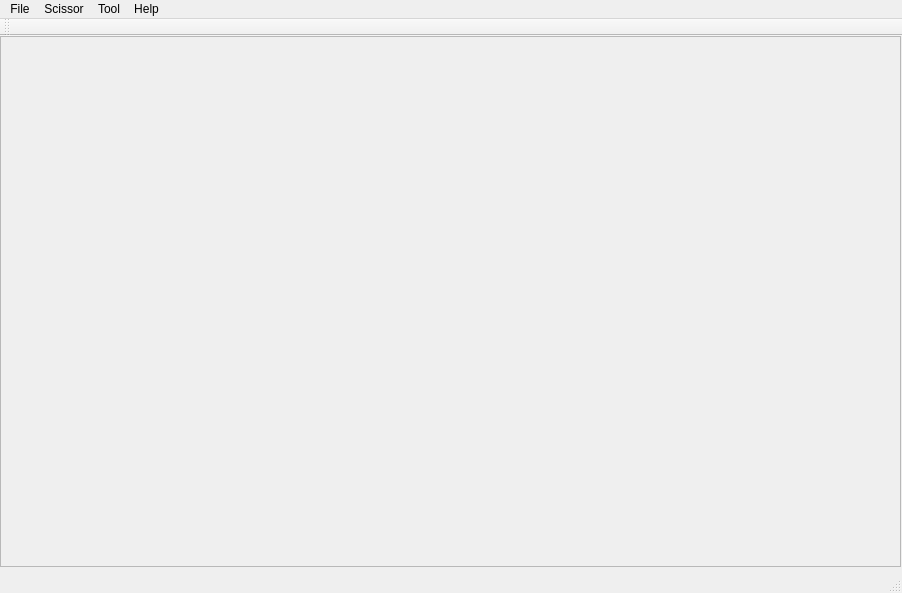
First picture: the form in iScissor/Scissor/mainwindow.ui, repository Constannnnnt/COMP5421_Computer-Vision, before the edit.
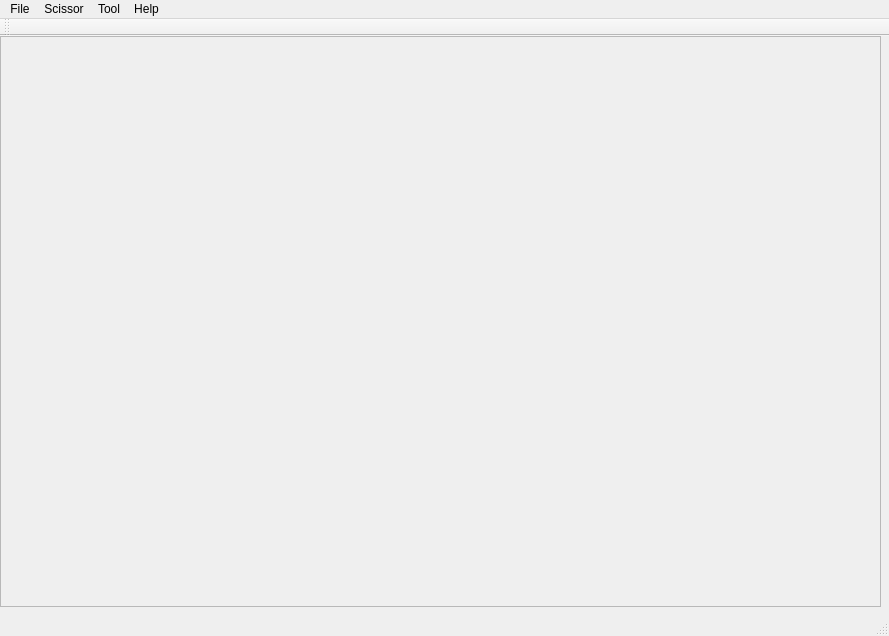
Second picture: the form after the edit.

Patch:
```diff
--- a/iScissor/Scissor/mainwindow.ui
+++ b/iScissor/Scissor/mainwindow.ui
@@ -6,8 +6,8 @@
    <rect>
     <x>0</x>
     <y>0</y>
-    <width>902</width>
-    <height>593</height>
+    <width>889</width>
+    <height>636</height>
    </rect>
   </property>
   <property name="windowTitle">
@@ -19,8 +19,8 @@
      <rect>
       <x>0</x>
       <y>0</y>
-      <width>901</width>
-      <height>531</height>
+      <width>881</width>
+      <height>571</height>
      </rect>
     </property>
     <property name="widgetResizable">
@@ -31,16 +31,16 @@
       <rect>
        <x>0</x>
        <y>0</y>
-       <width>899</width>
-       <height>529</height>
+       <width>879</width>
+       <height>569</height>
       </rect>
      </property>
      <widget class="QLabel" name="label">
       <property name="geometry">
        <rect>
-        <x>0</x>
+        <x>10</x>
         <y>0</y>
-        <width>901</width>
+        <width>841</width>
         <height>531</height>
        </rect>
       </property>
@@ -56,8 +56,8 @@
     <rect>
      <x>0</x>
      <y>0</y>
-     <width>902</width>
-     <height>22</height>
+     <width>889</width>
+     <height>25</height>
     </rect>
    </property>
    <widget class="QMenu" name="menufile">
```
Left out of the diff: 6 changed lines with no effect on the pictures.
